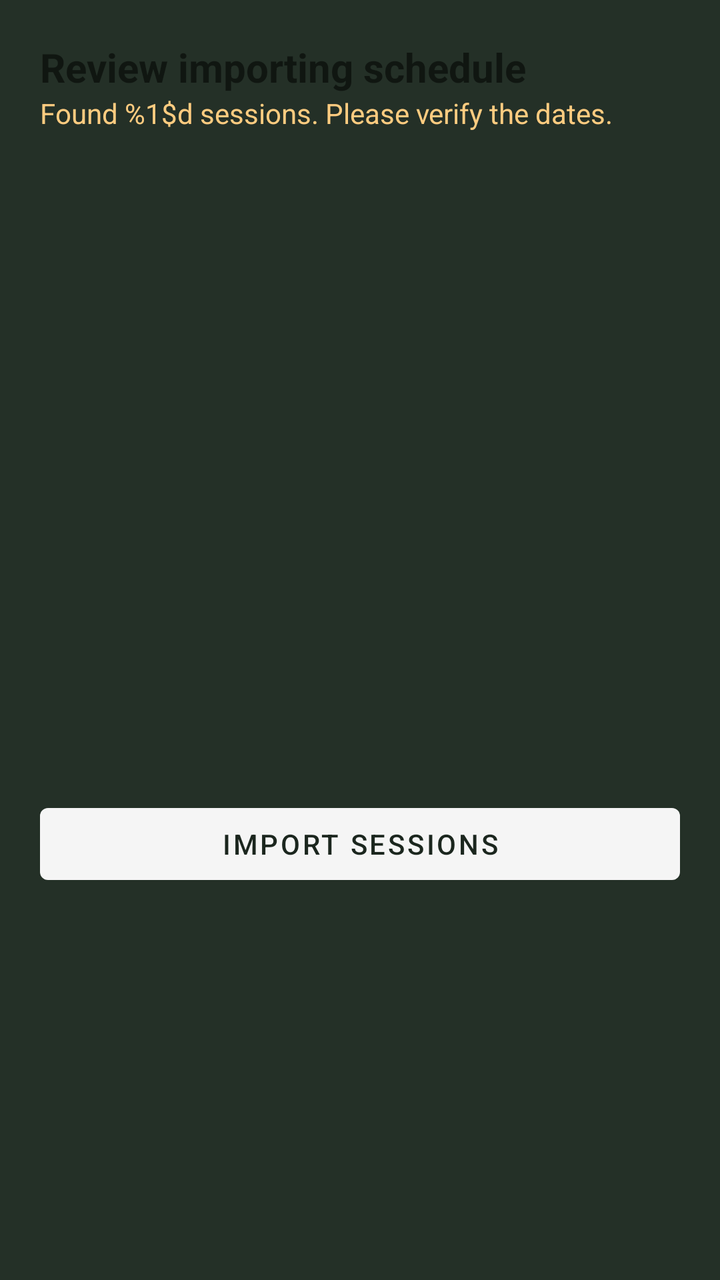
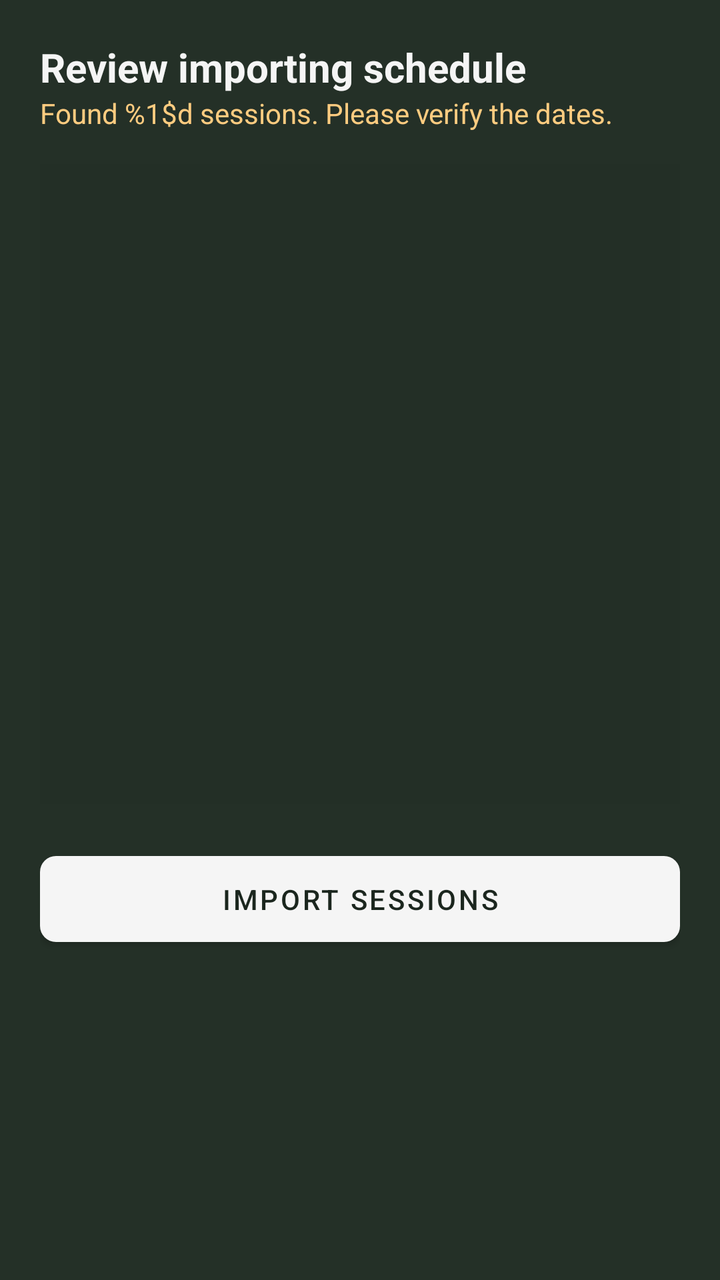

The first picture is an Android layout as it rendered before a commit; the second is the same layout after the commit. The layout source and the unified diff follow.
<!-- AndroidManifest.xml: application theme Theme.Presensor -->
<!-- res/layout/layout_import_session_preview.xml -->
<LinearLayout xmlns:android="http://schemas.android.com/apk/res/android"
    android:layout_width="match_parent"
    android:layout_height="wrap_content"
    xmlns:app="http://schemas.android.com/apk/res-auto"
    android:orientation="vertical"
    android:padding="20dp"
    android:background="?attr/colorSurface">

    <TextView
        android:layout_width="wrap_content"
        android:layout_height="wrap_content"
        android:text="@string/dialog_import_sessions"
        android:textSize="20sp"
        android:textStyle="bold" />

    <TextView
        android:id="@+id/txtImportCount"
        android:layout_width="wrap_content"
        android:layout_height="wrap_content"
        android:text="@string/dialog_import_sessions_hint"
        android:textColor="?attr/descriptiveTextColor"
        android:layout_marginBottom="16dp" />

    <androidx.recyclerview.widget.RecyclerView
        android:id="@+id/rvImportPreview"
        android:layout_width="match_parent"
        android:layout_height="300dp" />

    <com.google.android.material.button.MaterialButton
        android:id="@+id/btnConfirmImport"
        android:layout_width="match_parent"
        android:layout_height="wrap_content"
        android:layout_marginTop="16dp"
        android:text="@string/dialog_import_sessions_button_text"
        app:cardCornerRadius="8dp" />
</LinearLayout>
<!-- resources referenced by this layout -->
<resources>
  <string name="dialog_import_sessions">Review importing schedule</string>
  <string name="dialog_import_sessions_button_text">Import sessions</string>
  <string name="dialog_import_sessions_hint">Found %1$d sessions. Please verify the dates.</string>
  <style name="Theme.Presensor" parent="Base.Theme.Presensor" />
  <style name="Base.Theme.Presensor" parent="Theme.MaterialComponents.DayNight.NoActionBar">
          <item name="colorPrimary">@color/chalk_white</item>
          <item name="colorOnPrimary">@color/blackboard_green</item>
  
          <item name="android:windowBackground">@color/blackboard_green</item>
          <item name="colorSurface">@color/surface_dark</item>
  
          <item name="android:statusBarColor">#141D16</item>
          <item name="android:windowLightStatusBar">false</item>
          <item name="android:textColorPrimary">@color/chalk_white</item>
          <item name="android:textColorSecondary" format="color">@color/chalk_blue</item>
          <item name="timestampColor" format="color">@color/chalk_teal</item>
          <item name="actionItemColor" format="color">@color/chalk_blue</item>
          <item name="descriptiveTextColor" format="color">@color/chalk_orange</item>
          <item name="cardFrameColor" format="color">@color/blackboard_frame</item>
          <item name="cardBackgroundColor" format="color">@color/blackboard_lighter_green</item>
  
          <item name="studentSkippedClassColor" format="color">@color/chalk_red</item>
          <item name="studentAttendedClassColor" format="color">@color/chalk_green</item>
      </style>
  <color name="chalk_white">#F5F5F5</color>
  <color name="blackboard_green">#1B261E</color>
  <color name="surface_dark">#243027</color>
  <color name="chalk_blue">#81D4FA</color>
  <color name="chalk_teal">#80CBC4</color>
  <color name="chalk_orange">#FFCC80</color>
  <color name="blackboard_frame">#40FFFFFF</color>
  <color name="blackboard_lighter_green">#243228</color>
  <color name="chalk_red">#EF9A9A</color>
  <color name="chalk_green">#C5E1A5</color>
</resources>

<!-- the commit's change to res/layout/layout_import_session_preview.xml (unified diff, before → after) -->
@@ -1,7 +1,8 @@
+<?xml version="1.0" encoding="utf-8"?>
 <LinearLayout xmlns:android="http://schemas.android.com/apk/res/android"
+    xmlns:app="http://schemas.android.com/apk/res-auto"
     android:layout_width="match_parent"
     android:layout_height="wrap_content"
-    xmlns:app="http://schemas.android.com/apk/res-auto"
     android:orientation="vertical"
     android:padding="20dp"
     android:background="?attr/colorSurface">
@@ -11,7 +12,8 @@
         android:layout_height="wrap_content"
         android:text="@string/dialog_import_sessions"
         android:textSize="20sp"
-        android:textStyle="bold" />
+        android:textStyle="bold"
+        android:textColor="?android:attr/textColorPrimary" />
 
     <TextView
         android:id="@+id/txtImportCount"
@@ -19,18 +21,21 @@
         android:layout_height="wrap_content"
         android:text="@string/dialog_import_sessions_hint"
         android:textColor="?attr/descriptiveTextColor"
+        android:textSize="14sp"
         android:layout_marginBottom="16dp" />
 
     <androidx.recyclerview.widget.RecyclerView
         android:id="@+id/rvImportPreview"
         android:layout_width="match_parent"
-        android:layout_height="300dp" />
+        android:layout_height="320dp"
+        android:background="#08000000" />
 
     <com.google.android.material.button.MaterialButton
         android:id="@+id/btnConfirmImport"
         android:layout_width="match_parent"
         android:layout_height="wrap_content"
-        android:layout_marginTop="16dp"
+        android:layout_marginTop="20dp"
         android:text="@string/dialog_import_sessions_button_text"
-        app:cardCornerRadius="8dp" />
+        app:cornerRadius="8dp"
+        android:padding="12dp" />
 </LinearLayout>
